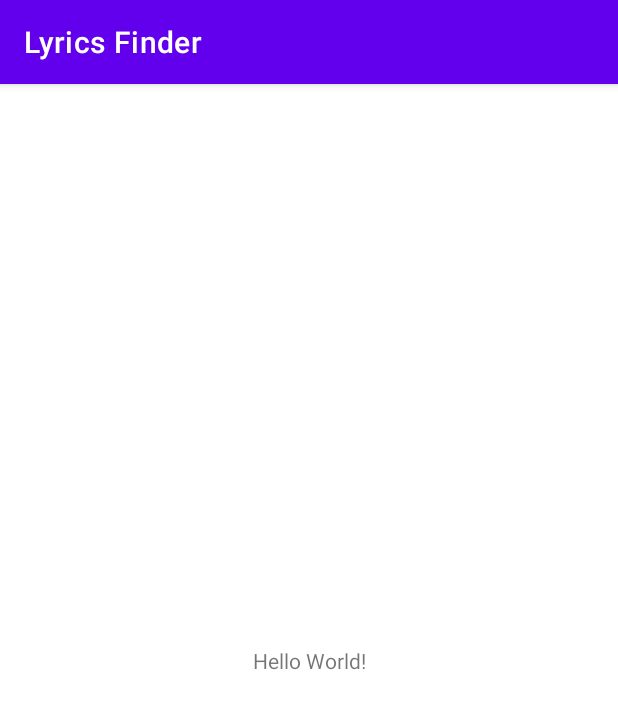
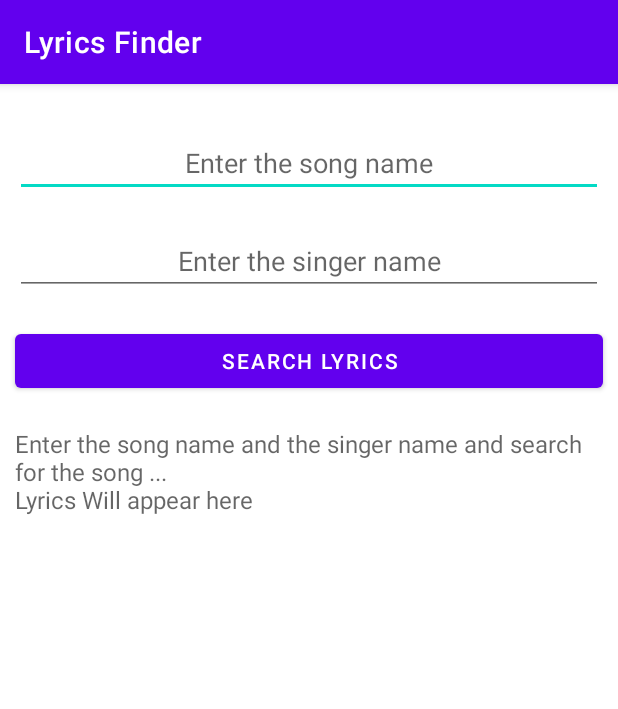
Before and after one commit to amiyaraman/Lyrics_Finder, an Android app: the screen it shows after launch (MainActivity), on a phone screen of 412 x 824 dp. Shown: the top 709 px of the screen. Run offline under Robolectric (Android 15) with nearby library versions, the phone set to English and light mode, and no system bars; our stand-ins replace Volley.

```diff
--- a/app/build.gradle
+++ b/app/build.gradle
@@ -32,6 +32,7 @@ dependencies {
     implementation 'androidx.appcompat:appcompat:1.3.1'
     implementation 'com.google.android.material:material:1.4.0'
     implementation 'androidx.constraintlayout:constraintlayout:2.1.0'
+    implementation 'com.android.volley:volley:1.2.0'
     testImplementation 'junit:junit:4.+'
     androidTestImplementation 'androidx.test.ext:junit:1.1.3'
     androidTestImplementation 'androidx.test.espresso:espresso-core:3.4.0'
--- a/app/src/main/AndroidManifest.xml
+++ b/app/src/main/AndroidManifest.xml
@@ -1,6 +1,7 @@
 <?xml version="1.0" encoding="utf-8"?>
 <manifest xmlns:android="http://schemas.android.com/apk/res/android"
     package="com.example.lyricsfinder">
+    <uses-permission android:name="android.permission.INTERNET"/>
 
     <application
         android:allowBackup="true"
--- a/app/src/main/java/com/example/lyricsfinder/MainActivity.java
+++ b/app/src/main/java/com/example/lyricsfinder/MainActivity.java
@@ -2,13 +2,59 @@ package com.example.lyricsfinder;
 
 import androidx.appcompat.app.AppCompatActivity;
 
+import android.app.DownloadManager;
 import android.os.Bundle;
+import android.view.View;
+import android.widget.Button;
+import android.widget.EditText;
+import android.widget.TextView;
+
+import com.android.volley.Request;
+import com.android.volley.RequestQueue;
+import com.android.volley.Response;
+import com.android.volley.VolleyError;
+import com.android.volley.toolbox.JsonObjectRequest;
+import com.android.volley.toolbox.Volley;
+
+import org.json.JSONObject;
 
 public class MainActivity extends AppCompatActivity {
+    TextView show_lyrics;
+    EditText singer_name , song_name;
+    Button search_lyrics;
 
     @Override
     protected void onCreate(Bundle savedInstanceState) {
         super.onCreate(savedInstanceState);
         setContentView(R.layout.activity_main);
+        show_lyrics= findViewById(R.id.show_lyrics);
+        singer_name = findViewById(R.id.msingername);
+        song_name = findViewById(R.id.msongname);
+        search_lyrics = findViewById(R.id.srchlyrics);
+//        https://api.lyrics.ovh/v1/Coldplay/Adventure of a Lifetime
+        search_lyrics.setOnClickListener(new View.OnClickListener() {
+            @Override
+            public void onClick(View v) {
+                String url = "https://api.lyrics.ovh/v1/" + singer_name.getText().toString() +"/" + song_name.getText().toString();
+                RequestQueue requestQueue = Volley.newRequestQueue(getApplicationContext());
+                JsonObjectRequest jsonObjectRequest = new JsonObjectRequest(Request.Method.GET, url, null, new Response.Listener<JSONObject>() {
+                    @Override
+                    public void onResponse(JSONObject response) {
+                        show_lyrics.setText(response.toString());
+
+                    }
+                },
+                        new Response.ErrorListener() {
+                            @Override
+                            public void onErrorResponse(VolleyError error) {
+
+                            }
+                        });
+                requestQueue.add(jsonObjectRequest);
+
+
+            }
+        });
+
     }
 }
--- a/app/src/main/res/layout/activity_main.xml
+++ b/app/src/main/res/layout/activity_main.xml
@@ -1,18 +1,41 @@
 <?xml version="1.0" encoding="utf-8"?>
-<androidx.constraintlayout.widget.ConstraintLayout xmlns:android="http://schemas.android.com/apk/res/android"
+<LinearLayout xmlns:android="http://schemas.android.com/apk/res/android"
     xmlns:app="http://schemas.android.com/apk/res-auto"
     xmlns:tools="http://schemas.android.com/tools"
     android:layout_width="match_parent"
     android:layout_height="match_parent"
-    tools:context=".MainActivity">
+    tools:context=".MainActivity"
+    android:orientation="vertical"
+    android:layout_marginTop="20dp">
+
+
+    <EditText
+        android:id="@+id/msongname"
+        android:layout_width="match_parent"
+        android:layout_height="wrap_content"
+        android:hint="Enter the song name"
+        android:gravity="center"
+        android:layout_margin="10dp"/>
+    <EditText
+        android:id="@+id/msingername"
+        android:layout_width="match_parent"
+        android:layout_height="wrap_content"
+        android:hint="Enter the singer name"
+        android:gravity="center"
+        android:layout_margin="10dp"/>
+
+    <Button
+        android:id="@+id/srchlyrics"
+        android:layout_width="match_parent"
+        android:layout_height="wrap_content"
+        android:text="Search Lyrics"
+        android:layout_margin="10dp"/>
 
     <TextView
-        android:layout_width="wrap_content"
-        android:layout_height="wrap_content"
-        android:text="Hello World!"
-        app:layout_constraintBottom_toBottomOf="parent"
-        app:layout_constraintLeft_toLeftOf="parent"
-        app:layout_constraintRight_toRightOf="parent"
-        app:layout_constraintTop_toTopOf="parent" />
-
-</androidx.constraintlayout.widget.ConstraintLayout>
+        android:id="@+id/show_lyrics"
+        android:layout_width="match_parent"
+        android:layout_height="450dp"
+        android:hint="Enter the song name and the singer name and search for the song ...\nLyrics Will appear here "
+        android:textSize="16sp"
+        android:layout_margin="10dp"/>
+</LinearLayout>
```
